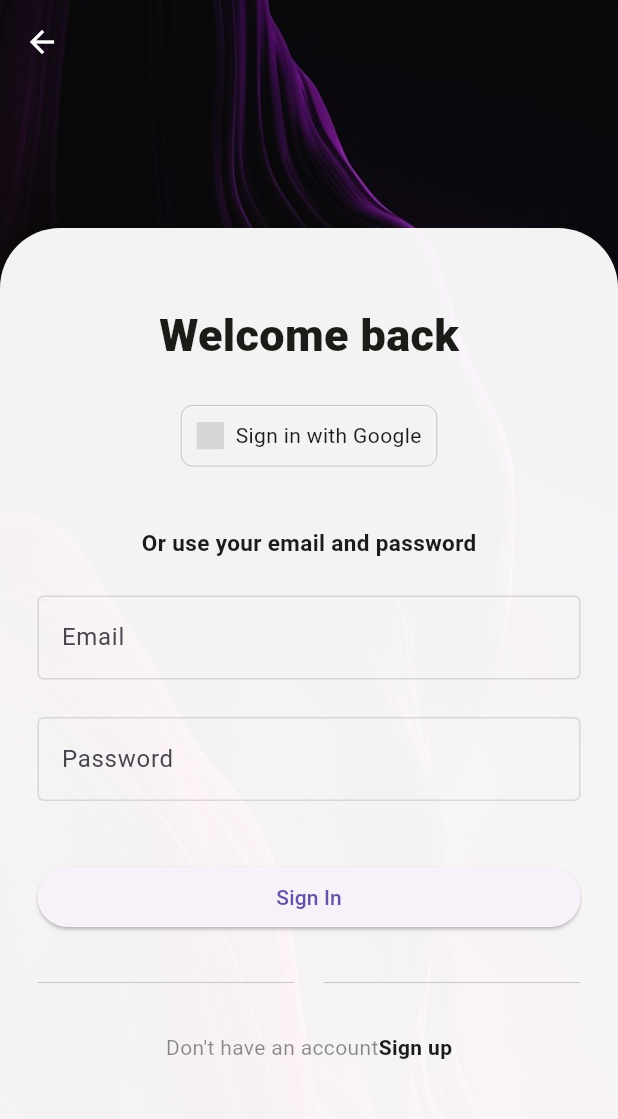
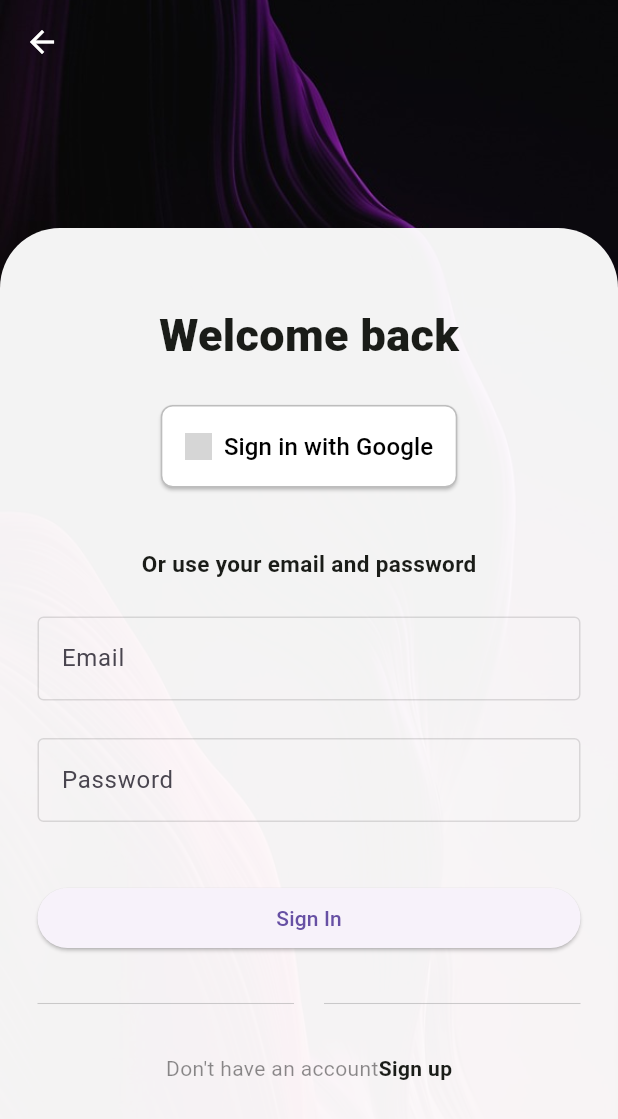
Before and after one commit to preetiGusain/warranti_app, a Flutter app: the screen it shows after launch, after a tap on "Sign in", on a phone screen of 412 x 824 dp. Shown: the top 1119 px of the screen. Run offline on Flutter 3.47's test engine with Material 3 defaults, Android fonts, the phone set to English and light mode, and no system bars; our stand-ins replace flutter_secure_storage, icons_plus; network calls fail; Roboto replaces fonts that are missing (inter); grey boxes are pictures that could not be loaded.

Commit message:
Using the store token service in signin

```diff
--- a/lib/screens/signin_screen.dart
+++ b/lib/screens/signin_screen.dart
@@ -1,8 +1,11 @@
+import 'dart:convert';
 import 'package:flutter/material.dart';
-import 'package:icons_plus/icons_plus.dart';
+import 'package:warranti_app/api/google_signIn_api.dart';
 import 'package:warranti_app/screens/signup_screen.dart';
+import 'package:warranti_app/service/store_token.dart';
 import 'package:warranti_app/theme/theme.dart';
 import 'package:warranti_app/widgets/custom_scaffold.dart';
+import 'package:http/http.dart' as http;
 
 class SigninScreen extends StatefulWidget {
   const SigninScreen({super.key});
@@ -34,7 +37,8 @@ class _SigninScreenState extends State<SigninScreen> {
                 borderRadius: BorderRadius.only(
                   topLeft: Radius.circular(40.0),
                   topRight: Radius.circular(40.0),
-                )),
+                ),
+              ),
               child: SingleChildScrollView(
                 child: Form(
                   key: _formSignInKey,
@@ -55,25 +59,27 @@ class _SigninScreenState extends State<SigninScreen> {
                       SizedBox(
                         width: double.infinity,
                         child: Row(
-                        mainAxisAlignment: MainAxisAlignment.spaceEvenly,
+                          mainAxisAlignment: MainAxisAlignment.center,
                           children: [
-                          Container(
-                            padding: const EdgeInsets.all(10),
-                            decoration: BoxDecoration(
-                              border:
-                                  Border.all(color: Colors.black26, width: 0.5),
+                            ElevatedButton.icon(
+                              style: ElevatedButton.styleFrom(
+                                foregroundColor: Colors.black,
+                                backgroundColor: Colors.white,
+                                padding: const EdgeInsets.all(16),
+                                shape: RoundedRectangleBorder(
                                   borderRadius: BorderRadius.circular(8),
                                 ),
-                            child: Row(
-                              children: [
-                                Logo(
-                                  Logos.google,
-                                  size: 18,
+                                side: const BorderSide(color: Colors.black26),
                               ),
-                                const SizedBox(width: 8),
-                                const Text('Sign in with Google'),
-                              ],
+                              icon: Image.asset(
+                                'assets/images/google_logo.png',
+                                height: 18,
                               ),
+                              label: const Text(
+                                'Sign in with Google',
+                                style: TextStyle(fontSize: 16),
+                              ),
+                              onPressed: signIn,
                             ),
                           ],
                         ),
@@ -175,7 +181,8 @@ class _SigninScreenState extends State<SigninScreen> {
                             padding: EdgeInsets.symmetric(
                               vertical: 0,
                               horizontal: 10,
-                        )),
+                            ),
+                          ),
                           Expanded(
                             child: Divider(
                               thickness: 0.7,
@@ -225,6 +232,51 @@ class _SigninScreenState extends State<SigninScreen> {
             ),
           ),
         ],
-    ));
+      ),
+    );
+  }
+
+  Future signIn() async {
+    final user = await GoogleSigninApi.login();
+    final status = await fetchTokenFromBackend(user);
+    if (status) {
+      Navigator.of(context).pushNamed('/home');
     }
   }
+
+  Future<bool> fetchTokenFromBackend(user) async {
+    try {
+      final response = await http.post(
+        Uri.parse('https://warranti-backend.onrender.com/oauth/google/app'),
+        headers: <String, String>{
+          'Content-Type': 'application/json; charset=UTF-8',
+        },
+        body: jsonEncode(<String, String>{
+          "id": user.id,
+          "displayName": user.displayName,
+          "email": user.email,
+          "photoUrl": user.photoUrl
+        }),
+      );
+      print("response $response");
+
+      if (response.statusCode == 200) {
+        final body = response.body;
+        print("body $body");
+
+        final json = jsonDecode(body);
+        print("json $json");
+
+        if (json.containsKey('token') && json['token'] != null) {
+          await storeToken(json['token']);
+          return true;
+        }
+      } else {
+        print('Failed to fetch token: ${response.statusCode}');
+      }
+    } catch (e) {
+      print('Error during request: $e');
+    }
+    return false;
+  }
+}
```
Lines whose indentation alone changed are shown as unchanged.
